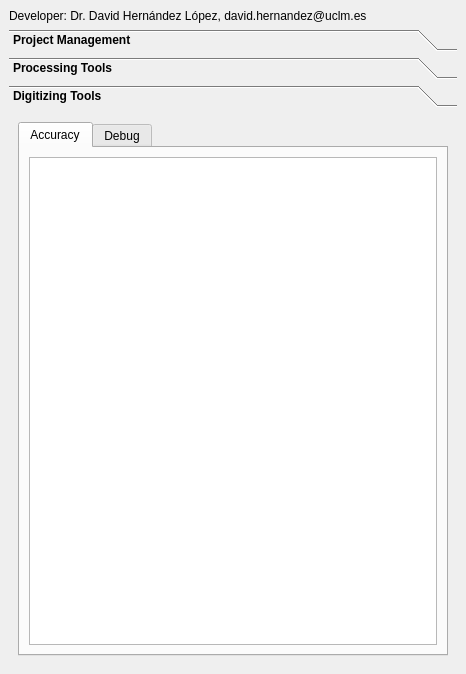
Before: the Qt Designer form photogrammetry_tools_dockwidget_base.ui in UCLM-PAFyC/photogrammetry_tools, drawn with Qt 5.
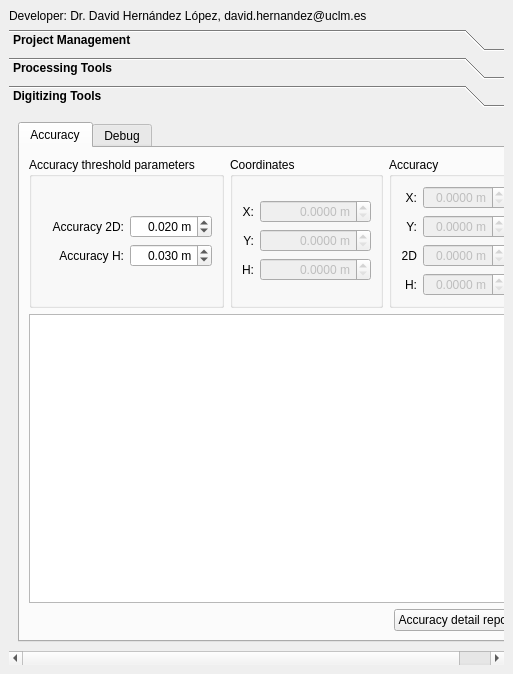
After: the same form once the commit is applied. The open tabs and pages were chosen to show the change. Custom widgets are drawn as their Qt base class.

Commit message: Formateo pestañas debug y accuracy

```diff
--- a/photogrammetry_tools_dockwidget_base.ui
+++ b/photogrammetry_tools_dockwidget_base.ui
@@ -6,7 +6,7 @@
    <rect>
     <x>0</x>
     <y>0</y>
-    <width>466</width>
+    <width>513</width>
     <height>674</height>
    </rect>
   </property>
@@ -1387,7 +1387,7 @@
         <rect>
          <x>0</x>
          <y>0</y>
-         <width>448</width>
+         <width>495</width>
          <height>534</height>
         </rect>
        </property>
@@ -1413,9 +1413,380 @@
            <attribute name="title">
             <string>Accuracy</string>
            </attribute>
-           <layout class="QVBoxLayout" name="verticalLayout_5">
-            <item>
-             <widget class="QTextEdit" name="accuracyTextEdit"/>
+           <layout class="QGridLayout" name="gridLayout_22">
+            <item row="0" column="0">
+             <widget class="QGroupBox" name="precisionParametersGroupBox">
+              <property name="title">
+               <string>Accuracy threshold parameters</string>
+              </property>
+              <layout class="QGridLayout" name="gridLayout_21">
+               <item row="0" column="0">
+                <layout class="QGridLayout" name="gridLayout_17">
+                 <item row="0" column="0">
+                  <widget class="QLabel" name="measurementAccuracy2dLabel">
+                   <property name="text">
+                    <string>Accuracy 2D:</string>
+                   </property>
+                   <property name="alignment">
+                    <set>Qt::AlignRight|Qt::AlignTrailing|Qt::AlignVCenter</set>
+                   </property>
+                  </widget>
+                 </item>
+                 <item row="0" column="1">
+                  <widget class="QDoubleSpinBox" name="measurementAccuracy2dDoubleSpinBox">
+                   <property name="alignment">
+                    <set>Qt::AlignRight|Qt::AlignTrailing|Qt::AlignVCenter</set>
+                   </property>
+                   <property name="suffix">
+                    <string> m</string>
+                   </property>
+                   <property name="decimals">
+                    <number>3</number>
+                   </property>
+                   <property name="minimum">
+                    <double>0.001000000000000</double>
+                   </property>
+                   <property name="maximum">
+                    <double>0.990000000000000</double>
+                   </property>
+                   <property name="singleStep">
+                    <double>0.010000000000000</double>
+                   </property>
+                   <property name="value">
+                    <double>0.020000000000000</double>
+                   </property>
+                  </widget>
+                 </item>
+                 <item row="1" column="0">
+                  <widget class="QLabel" name="measurementAccuracyHLabel">
+                   <property name="text">
+                    <string>Accuracy H:</string>
+                   </property>
+                   <property name="alignment">
+                    <set>Qt::AlignRight|Qt::AlignTrailing|Qt::AlignVCenter</set>
+                   </property>
+                  </widget>
+                 </item>
+                 <item row="1" column="1">
+                  <widget class="QDoubleSpinBox" name="measurementAccuracyHDoubleSpinBox">
+                   <property name="alignment">
+                    <set>Qt::AlignRight|Qt::AlignTrailing|Qt::AlignVCenter</set>
+                   </property>
+                   <property name="suffix">
+                    <string> m</string>
+                   </property>
+                   <property name="decimals">
+                    <number>3</number>
+                   </property>
+                   <property name="minimum">
+                    <double>0.001000000000000</double>
+                   </property>
+                   <property name="maximum">
+                    <double>99.000000000000000</double>
+                   </property>
+                   <property name="singleStep">
+                    <double>0.010000000000000</double>
+                   </property>
+                   <property name="value">
+                    <double>0.030000000000000</double>
+                   </property>
+                  </widget>
+                 </item>
+                </layout>
+               </item>
+              </layout>
+             </widget>
+            </item>
+            <item row="0" column="1">
+             <widget class="QGroupBox" name="coordinatesGroupBox">
+              <property name="title">
+               <string>Coordinates</string>
+              </property>
+              <layout class="QGridLayout" name="gridLayout_18">
+               <item row="0" column="0">
+                <layout class="QGridLayout" name="gridLayout_15">
+                 <item row="2" column="1">
+                  <widget class="QDoubleSpinBox" name="coorzDoubleSpinBox">
+                   <property name="enabled">
+                    <bool>false</bool>
+                   </property>
+                   <property name="alignment">
+                    <set>Qt::AlignRight|Qt::AlignTrailing|Qt::AlignVCenter</set>
+                   </property>
+                   <property name="suffix">
+                    <string> m</string>
+                   </property>
+                   <property name="decimals">
+                    <number>4</number>
+                   </property>
+                   <property name="maximum">
+                    <double>1000000000.000000000000000</double>
+                   </property>
+                   <property name="value">
+                    <double>0.000000000000000</double>
+                   </property>
+                  </widget>
+                 </item>
+                 <item row="1" column="1">
+                  <widget class="QDoubleSpinBox" name="cooryDoubleSpinBox">
+                   <property name="enabled">
+                    <bool>false</bool>
+                   </property>
+                   <property name="alignment">
+                    <set>Qt::AlignRight|Qt::AlignTrailing|Qt::AlignVCenter</set>
+                   </property>
+                   <property name="suffix">
+                    <string> m</string>
+                   </property>
+                   <property name="decimals">
+                    <number>4</number>
+                   </property>
+                   <property name="maximum">
+                    <double>1000000000.000000000000000</double>
+                   </property>
+                   <property name="value">
+                    <double>0.000000000000000</double>
+                   </property>
+                  </widget>
+                 </item>
+                 <item row="0" column="1">
+                  <widget class="QDoubleSpinBox" name="coorxDoubleSpinBox">
+                   <property name="enabled">
+                    <bool>false</bool>
+                   </property>
+                   <property name="alignment">
+                    <set>Qt::AlignRight|Qt::AlignTrailing|Qt::AlignVCenter</set>
+                   </property>
+                   <property name="suffix">
+                    <string> m</string>
+                   </property>
+                   <property name="decimals">
+                    <number>4</number>
+                   </property>
+                   <property name="maximum">
+                    <double>1000000000.000000000000000</double>
+                   </property>
+                   <property name="value">
+                    <double>0.000000000000000</double>
+                   </property>
+                  </widget>
+                 </item>
+                 <item row="1" column="0">
+                  <widget class="QLabel" name="cooryLabel">
+                   <property name="text">
+                    <string>Y:</string>
+                   </property>
+                   <property name="alignment">
+                    <set>Qt::AlignRight|Qt::AlignTrailing|Qt::AlignVCenter</set>
+                   </property>
+                  </widget>
+                 </item>
+                 <item row="2" column="0">
+                  <widget class="QLabel" name="coorzLabel">
+                   <property name="text">
+                    <string>H:</string>
+                   </property>
+                   <property name="alignment">
+                    <set>Qt::AlignRight|Qt::AlignTrailing|Qt::AlignVCenter</set>
+                   </property>
+                  </widget>
+                 </item>
+                 <item row="0" column="0">
+                  <widget class="QLabel" name="coorxLabel">
+                   <property name="text">
+                    <string>X:</string>
+                   </property>
+                   <property name="alignment">
+                    <set>Qt::AlignRight|Qt::AlignTrailing|Qt::AlignVCenter</set>
+                   </property>
+                  </widget>
+                 </item>
+                </layout>
+               </item>
+              </layout>
+             </widget>
+            </item>
+            <item row="0" column="2">
+             <widget class="QGroupBox" name="accGroupBox">
+              <property name="title">
+               <string>Accuracy</string>
+              </property>
+              <layout class="QGridLayout" name="gridLayout_20">
+               <item row="0" column="0">
+                <layout class="QGridLayout" name="gridLayout_19">
+                 <item row="0" column="1">
+                  <widget class="QDoubleSpinBox" name="accxDoubleSpinBox">
+                   <property name="enabled">
+                    <bool>false</bool>
+                   </property>
+                   <property name="alignment">
+                    <set>Qt::AlignRight|Qt::AlignTrailing|Qt::AlignVCenter</set>
+                   </property>
+                   <property name="suffix">
+                    <string> m</string>
+                   </property>
+                   <property name="decimals">
+                    <number>4</number>
+                   </property>
+                   <property name="value">
+                    <double>0.000000000000000</double>
+                   </property>
+                  </widget>
+                 </item>
+                 <item row="3" column="0">
+                  <widget class="QLabel" name="acczLabel">
+                   <property name="text">
+                    <string>H:</string>
+                   </property>
+                   <property name="alignment">
+                    <set>Qt::AlignRight|Qt::AlignTrailing|Qt::AlignVCenter</set>
+                   </property>
+                  </widget>
+                 </item>
+                 <item row="0" column="0">
+                  <widget class="QLabel" name="accxLabel">
+                   <property name="text">
+                    <string>X:</string>
+                   </property>
+                   <property name="alignment">
+                    <set>Qt::AlignRight|Qt::AlignTrailing|Qt::AlignVCenter</set>
+                   </property>
+                  </widget>
+                 </item>
+                 <item row="3" column="1">
+                  <widget class="QDoubleSpinBox" name="acczDoubleSpinBox">
+                   <property name="enabled">
+                    <bool>false</bool>
+                   </property>
+                   <property name="alignment">
+                    <set>Qt::AlignRight|Qt::AlignTrailing|Qt::AlignVCenter</set>
+                   </property>
+                   <property name="suffix">
+                    <string> m</string>
+                   </property>
+                   <property name="decimals">
+                    <number>4</number>
+                   </property>
+                   <property name="value">
+                    <double>0.000000000000000</double>
+                   </property>
+                  </widget>
+                 </item>
+                 <item row="1" column="0">
+                  <widget class="QLabel" name="accyLabel">
+                   <property name="text">
+                    <string>Y:</string>
+                   </property>
+                   <property name="alignment">
+                    <set>Qt::AlignRight|Qt::AlignTrailing|Qt::AlignVCenter</set>
+                   </property>
+                  </widget>
+                 </item>
+                 <item row="1" column="1">
+                  <widget class="QDoubleSpinBox" name="accyDoubleSpinBox">
+                   <property name="enabled">
+                    <bool>false</bool>
+                   </property>
+                   <property name="alignment">
+                    <set>Qt::AlignRight|Qt::AlignTrailing|Qt::AlignVCenter</set>
+                   </property>
+                   <property name="suffix">
+                    <string> m</string>
+                   </property>
+                   <property name="decimals">
+                    <number>4</number>
+                   </property>
+                   <property name="value">
+                    <double>0.000000000000000</double>
+                   </property>
+                  </widget>
+                 </item>
+                 <item row="2" column="1">
+                  <widget class="QDoubleSpinBox" name="acc2dDoubleSpinBox">
+                   <property name="enabled">
+                    <bool>false</bool>
+                   </property>
+                   <property name="alignment">
+                    <set>Qt::AlignRight|Qt::AlignTrailing|Qt::AlignVCenter</set>
+                   </property>
+                   <property name="suffix">
+                    <string> m</string>
+                   </property>
+                   <property name="decimals">
+                    <number>4</number>
+                   </property>
+                   <property name="value">
+                    <double>0.000000000000000</double>
+                   </property>
+                  </widget>
+                 </item>
+                 <item row="2" column="0">
+                  <widget class="QLabel" name="accyLabel_2">
+                   <property name="text">
+                    <string>2D</string>
+                   </property>
+                   <property name="alignment">
+                    <set>Qt::AlignRight|Qt::AlignTrailing|Qt::AlignVCenter</set>
+                   </property>
+                  </widget>
+                 </item>
+                </layout>
+               </item>
+              </layout>
+             </widget>
+            </item>
+            <item row="1" column="0" colspan="3">
+             <widget class="QTextEdit" name="accuracyTextEdit">
+              <property name="font">
+               <font>
+                <family>Consolas</family>
+                <weight>50</weight>
+                <bold>false</bold>
+               </font>
+              </property>
+             </widget>
+            </item>
+            <item row="2" column="0" colspan="3">
+             <layout class="QHBoxLayout" name="horizontalLayout_17">
+              <item>
+               <spacer name="horizontalSpacer_8">
+                <property name="orientation">
+                 <enum>Qt::Horizontal</enum>
+                </property>
+                <property name="sizeHint" stdset="0">
+                 <size>
+                  <width>328</width>
+                  <height>20</height>
+                 </size>
+                </property>
+               </spacer>
+              </item>
+              <item>
+               <widget class="QPushButton" name="accuracyDetailReportButton">
+                <property name="minimumSize">
+                 <size>
+                  <width>0</width>
+                  <height>0</height>
+                 </size>
+                </property>
+                <property name="maximumSize">
+                 <size>
+                  <width>1000</width>
+                  <height>16777215</height>
+                 </size>
+                </property>
+                <property name="font">
+                 <font>
+                  <weight>50</weight>
+                  <bold>false</bold>
+                 </font>
+                </property>
+                <property name="text">
+                 <string>Accuracy detail report</string>
+                </property>
+               </widget>
+              </item>
+             </layout>
             </item>
            </layout>
           </widget>
```
Left out of the diff: 12 changed lines with no effect on the pictures. The commit also changes 5 other files.
